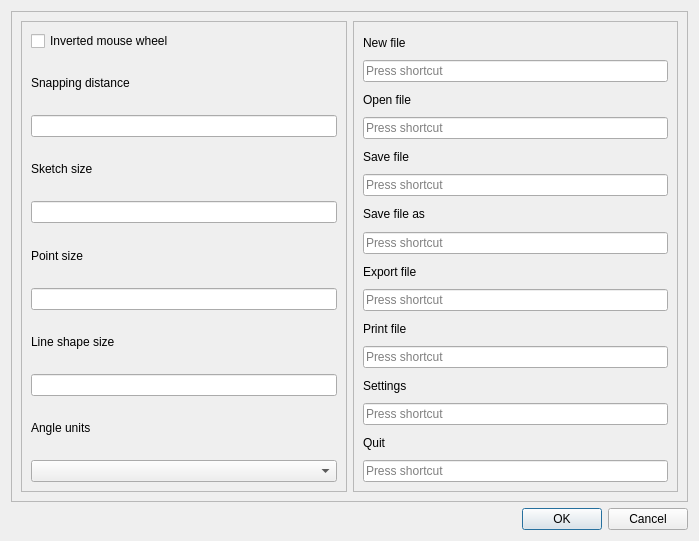
This is src/Dialogs/SettingsDialog.ui in Makimars/Konstructor as Qt 5 draws it before an edit. The edited form follows.
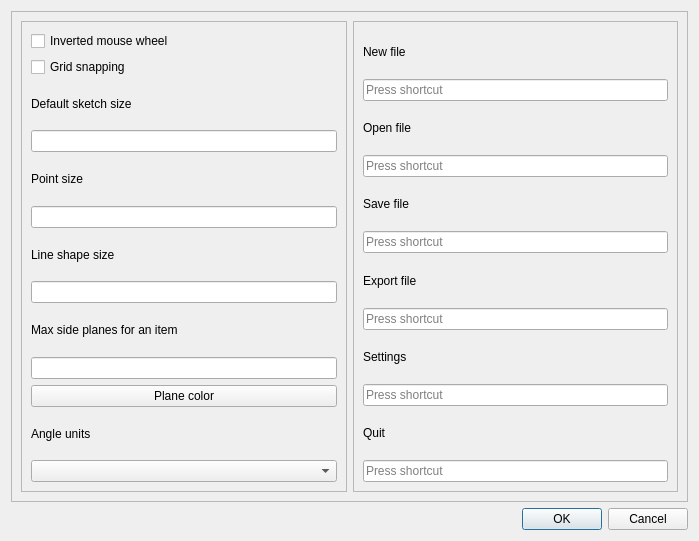
This is the edited form.

```diff
--- a/src/Dialogs/SettingsDialog.ui
+++ b/src/Dialogs/SettingsDialog.ui
@@ -40,19 +40,16 @@
           </widget>
          </item>
          <item>
-          <widget class="QLabel" name="label">
+          <widget class="QCheckBox" name="gridSnapping">
            <property name="text">
-            <string>Snapping distance</string>
+            <string>Grid snapping</string>
            </property>
           </widget>
          </item>
-         <item>
-          <widget class="QLineEdit" name="snappingDistanceLine"/>
-         </item>
          <item>
           <widget class="QLabel" name="label_2">
            <property name="text">
-            <string>Sketch size</string>
+            <string>Default sketch size</string>
            </property>
           </widget>
          </item>
@@ -79,6 +76,23 @@
          <item>
           <widget class="QLineEdit" name="lineShapeSizeLine"/>
          </item>
+         <item>
+          <widget class="QLabel" name="label_9">
+           <property name="text">
+            <string>Max side planes for an item</string>
+           </property>
+          </widget>
+         </item>
+         <item>
+          <widget class="QLineEdit" name="maxItemSidePlanes"/>
+         </item>
+         <item>
+          <widget class="QPushButton" name="planeColorButton">
+           <property name="text">
+            <string>Plane color</string>
+           </property>
+          </widget>
+         </item>
          <item>
           <widget class="QLabel" name="label_5">
            <property name="text">
@@ -135,16 +149,6 @@
          <item>
           <widget class="QKeySequenceEdit" name="saveFileEdit"/>
          </item>
-         <item>
-          <widget class="QLabel" name="label_9">
-           <property name="text">
-            <string>Save file as</string>
-           </property>
-          </widget>
-         </item>
-         <item>
-          <widget class="QKeySequenceEdit" name="saveAsFileEdit"/>
-         </item>
          <item>
           <widget class="QLabel" name="label_11">
            <property name="text">
@@ -155,16 +159,6 @@
          <item>
           <widget class="QKeySequenceEdit" name="exportFileEdit"/>
          </item>
-         <item>
-          <widget class="QLabel" name="label_10">
-           <property name="text">
-            <string>Print file</string>
-           </property>
-          </widget>
-         </item>
-         <item>
-          <widget class="QKeySequenceEdit" name="printFileEdit"/>
-         </item>
          <item>
           <widget class="QLabel" name="label_13">
            <property name="text">
```
